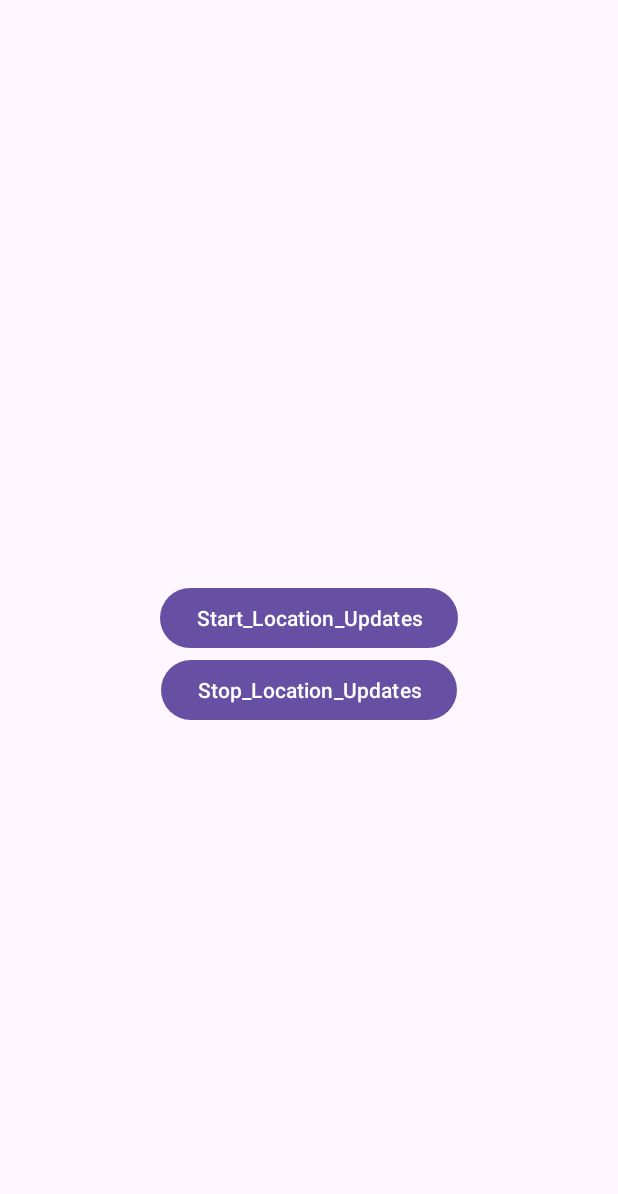
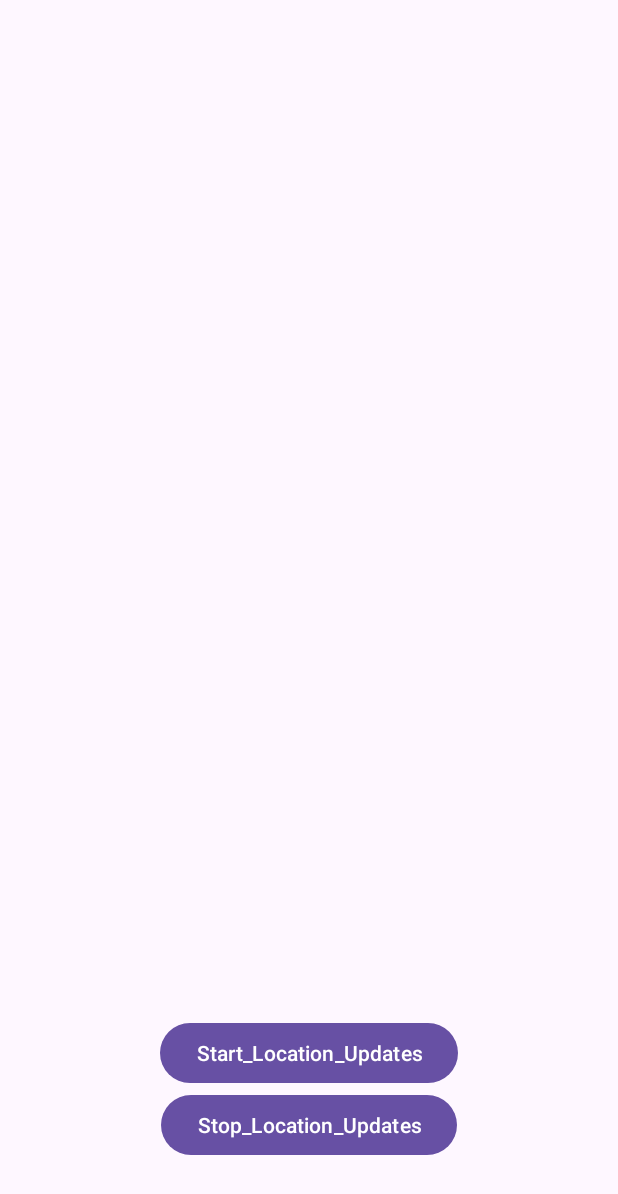
Before and after one commit to nahy-512/MapDemo, an Android app: the layout activity_main.xml on its own in the app's theme, with its tools: preview values and no code run, on a phone screen of 412 x 824 dp. Shown: the top 1194 px of the screen. Run offline under Robolectric (Android 15) with nearby library versions, the phone set to English and light mode, and no system bars.

Commit message:
🎨 Design: 버튼 위치를 앱 하단으로 이동

```diff
--- a/app/src/main/res/layout/activity_main.xml
+++ b/app/src/main/res/layout/activity_main.xml
@@ -11,18 +11,18 @@
         android:layout_width="wrap_content"
         android:layout_height="wrap_content"
         android:text="@string/start_location_update"
-        app:layout_constraintBottom_toBottomOf="parent"
-        app:layout_constraintLeft_toLeftOf="parent"
-        app:layout_constraintRight_toRightOf="parent"
-        app:layout_constraintTop_toTopOf="parent" />
+        app:layout_constraintStart_toStartOf="parent"
+        app:layout_constraintEnd_toEndOf="parent"
+        app:layout_constraintBottom_toTopOf="@id/buttonStopLocationUpdates"/>
 
     <Button
         android:id="@+id/buttonStopLocationUpdates"
         android:layout_width="wrap_content"
         android:layout_height="wrap_content"
+        android:layout_marginBottom="50dp"
         android:text="@string/stop_location_updates"
         app:layout_constraintEnd_toEndOf="parent"
         app:layout_constraintStart_toStartOf="parent"
-        app:layout_constraintTop_toBottomOf="@+id/buttonStartLocationUpdates" />
+        app:layout_constraintBottom_toBottomOf="parent" />
 
 </androidx.constraintlayout.widget.ConstraintLayout>
```
